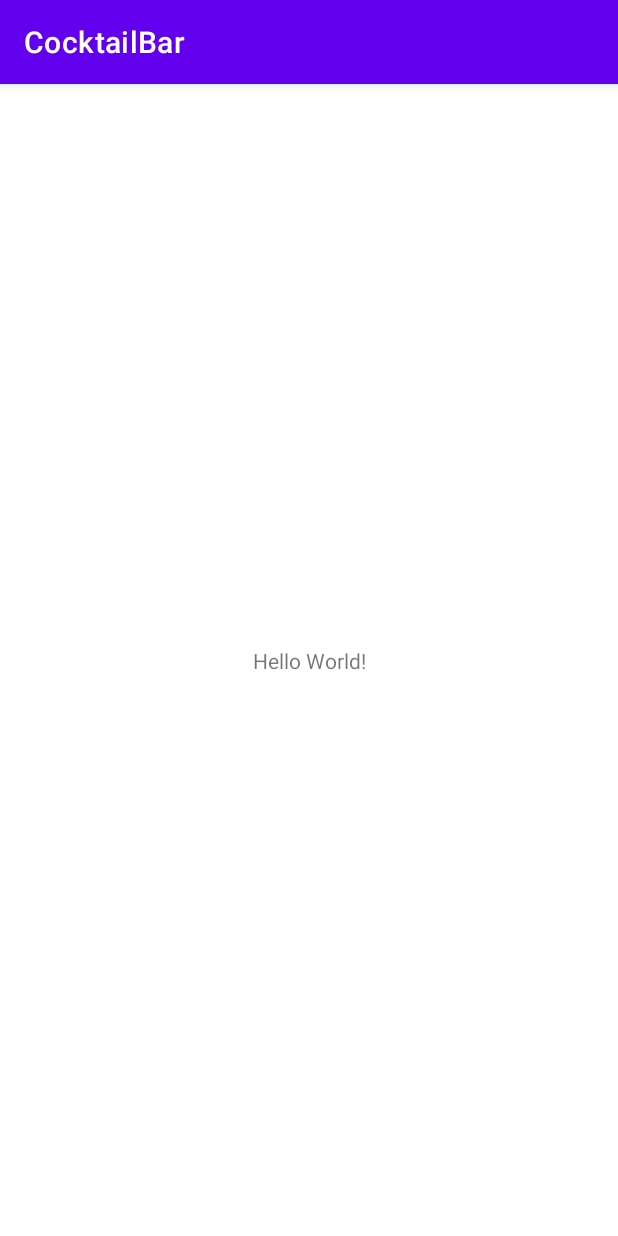
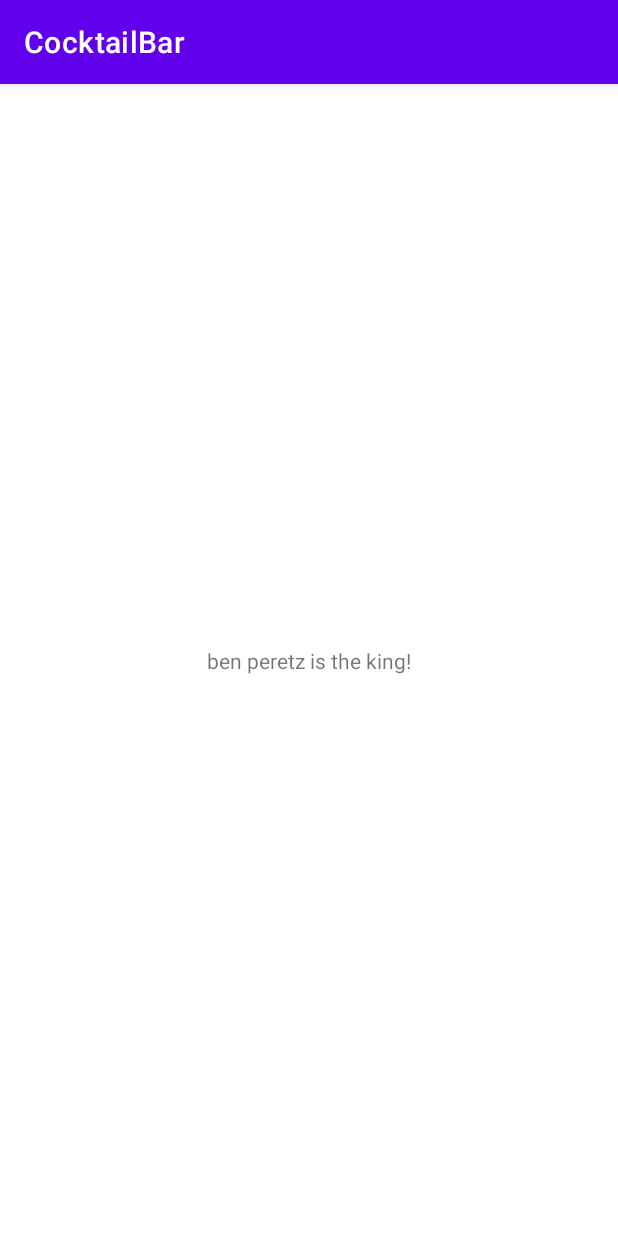
Before and after one commit to benPeretz/cocktailApp, an Android app: the screen it shows after launch (MainActivity), on a phone screen of 412 x 824 dp. Run offline under Robolectric (Android 15) with nearby library versions, the phone set to English and light mode, and no system bars.

Commit message:
change text in layout

```diff
--- a/app/src/main/java/com/example/cocktailbar/MainActivity.java
+++ b/app/src/main/java/com/example/cocktailbar/MainActivity.java
@@ -10,5 +10,6 @@ public class MainActivity extends AppCompatActivity {
     protected void onCreate(Bundle savedInstanceState) {
         super.onCreate(savedInstanceState);
         setContentView(R.layout.activity_main);
+
     }
 }
--- a/app/src/main/res/layout/activity_main.xml
+++ b/app/src/main/res/layout/activity_main.xml
@@ -9,7 +9,7 @@
     <TextView
         android:layout_width="wrap_content"
         android:layout_height="wrap_content"
-        android:text="Hello World!"
+        android:text="ben peretz is the king!"
         app:layout_constraintBottom_toBottomOf="parent"
         app:layout_constraintEnd_toEndOf="parent"
         app:layout_constraintStart_toStartOf="parent"
```
